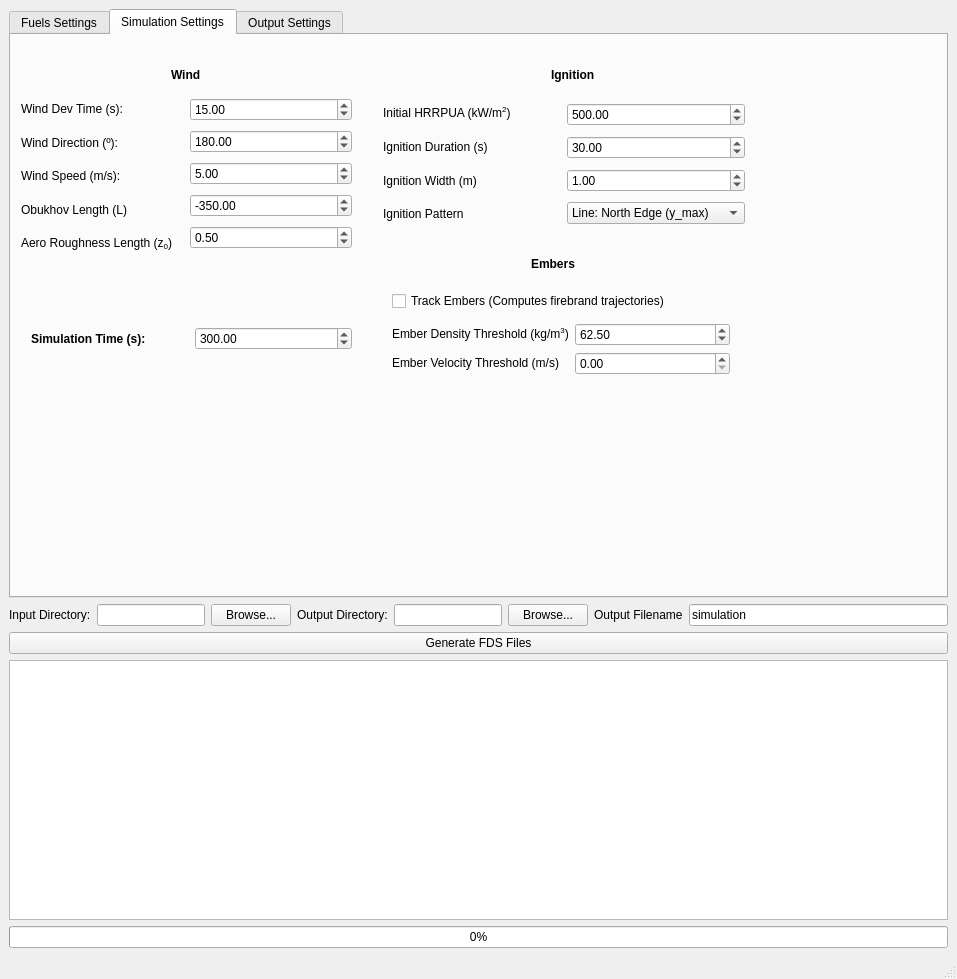
This is mainwindow.ui in 3DFin/TLS_to_FDS as Qt 5 draws it before an edit. The edited form follows.
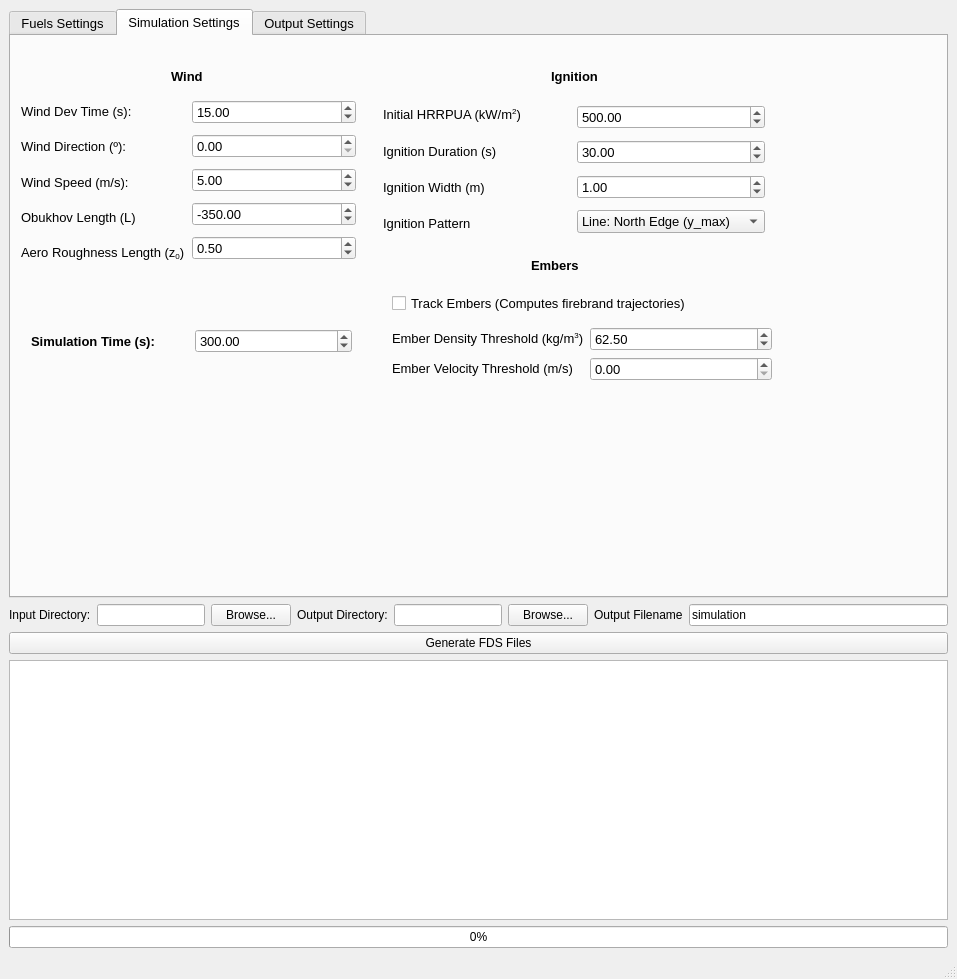
This is the edited form. The open tabs and pages were chosen to show the change.

Patch:
```diff
--- a/mainwindow.ui
+++ b/mainwindow.ui
@@ -17,6 +17,11 @@
    <layout class="QVBoxLayout" name="verticalLayout">
     <item>
      <widget class="QTabWidget" name="tabs">
+      <property name="font">
+       <font>
+        <pointsize>10</pointsize>
+       </font>
+      </property>
       <property name="currentIndex">
        <number>2</number>
       </property>
@@ -346,6 +351,7 @@
         </property>
         <property name="font">
          <font>
+          <pointsize>10</pointsize>
           <bold>true</bold>
          </font>
         </property>
@@ -367,6 +373,7 @@
         </property>
         <property name="font">
          <font>
+          <pointsize>10</pointsize>
           <bold>true</bold>
          </font>
         </property>
@@ -383,7 +390,7 @@
           <x>20</x>
           <y>290</y>
           <width>321</width>
-          <height>28</height>
+          <height>30</height>
          </rect>
         </property>
         <layout class="QHBoxLayout" name="horizontalLayout_6">
@@ -391,6 +398,7 @@
           <widget class="QLabel" name="lbl_simulation_time">
            <property name="font">
             <font>
+             <pointsize>10</pointsize>
              <bold>true</bold>
             </font>
            </property>
@@ -422,6 +430,7 @@
         </property>
         <property name="font">
          <font>
+          <pointsize>10</pointsize>
           <bold>true</bold>
          </font>
         </property>
@@ -437,8 +446,8 @@
          <rect>
           <x>10</x>
           <y>60</y>
-          <width>331</width>
-          <height>162</height>
+          <width>335</width>
+          <height>172</height>
          </rect>
         </property>
         <layout class="QHBoxLayout" name="horizontalLayout_11">
@@ -499,7 +508,7 @@
               <double>360.000000000000000</double>
              </property>
              <property name="value">
-              <double>180.000000000000000</double>
+              <double>0.000000000000000</double>
              </property>
             </widget>
            </item>
@@ -554,8 +563,8 @@
          <rect>
           <x>372</x>
           <y>64</y>
-          <width>362</width>
-          <height>129</height>
+          <width>382</width>
+          <height>138</height>
          </rect>
         </property>
         <layout class="QHBoxLayout" name="horizontalLayout_2">
@@ -679,8 +688,8 @@
          <rect>
           <x>381</x>
           <y>250</y>
-          <width>338</width>
-          <height>96</height>
+          <width>380</width>
+          <height>103</height>
          </rect>
         </property>
         <layout class="QVBoxLayout" name="verticalLayout_11">
```
Left out of the diff: 10 changed lines with no effect on the pictures.
